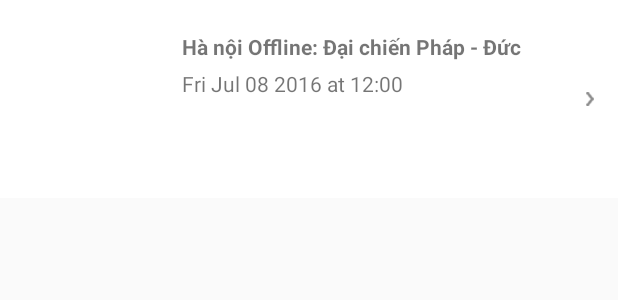
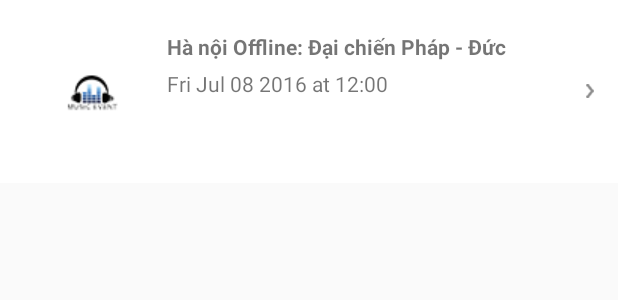
Before and after one commit to HoLuong0211/NearbyMusicEvents, an Android app: the layout music_event_row.xml on its own in the app's theme, with its tools: preview values and no code run, on a phone screen of 412 x 824 dp. Shown: the top 300 px of the screen. Run offline under Robolectric (Android 15) with nearby library versions, the phone set to English and light mode, and no system bars.

Commit message:
Set Scale Type ImageView

```diff
--- a/app/src/main/java/com/motthoidecode/nearbymusicevents/EventDetailActivity.java
+++ b/app/src/main/java/com/motthoidecode/nearbymusicevents/EventDetailActivity.java
@@ -37,7 +37,6 @@ public class EventDetailActivity extends AppCompatActivity {
         mViewPager = (ViewPager) findViewById(R.id.pager);
         mViewPager.setAdapter(mCustomPagerAdapter);
         mViewPager.setCurrentItem(position);
-        mActionBar.setTitle(musicEvents.get(position).getTitle());
     }
 
     @Override
--- a/app/src/main/res/layout/activity_event_detail.xml
+++ b/app/src/main/res/layout/activity_event_detail.xml
@@ -14,6 +14,7 @@
 
         <android.support.v7.widget.Toolbar
             android:id="@+id/toolbar"
+            android:title="@string/title_activity_event_detail"
             android:layout_width="match_parent"
             android:layout_height="?attr/actionBarSize"
             android:background="?attr/colorPrimary"
--- a/app/src/main/res/layout/event_detail_fragment.xml
+++ b/app/src/main/res/layout/event_detail_fragment.xml
@@ -26,6 +26,7 @@
                     android:id="@+id/ivEventDetail"
                     android:layout_width="match_parent"
                     android:layout_height="match_parent"
+                    android:scaleType="centerCrop"
                     android:src="@mipmap/ic_music_event" />
 
                 <TextView
--- a/app/src/main/res/layout/music_event_row.xml
+++ b/app/src/main/res/layout/music_event_row.xml
@@ -10,6 +10,8 @@
         android:id="@+id/ivMusicEvent"
         android:layout_width="@dimen/width_thumb_event"
         android:layout_height="@dimen/height_thumb_event"
+        android:scaleType="center"
+        android:src="@drawable/ic_music_event"
         />
 
     <LinearLayout
--- a/app/src/main/res/values/dimens.xml
+++ b/app/src/main/res/values/dimens.xml
@@ -9,8 +9,8 @@
     <dimen name="height_radius_bar">80dp</dimen>
     <dimen name="height_seek_bar">32dp</dimen>
 
-    <dimen name="width_thumb_event">100dp</dimen>
-    <dimen name="height_thumb_event">100dp</dimen>
+    <dimen name="width_thumb_event">90dp</dimen>
+    <dimen name="height_thumb_event">90dp</dimen>
 
     <dimen name="width_ic_next">5dp</dimen>
     <dimen name="height_ic_next">20dp</dimen>
```
